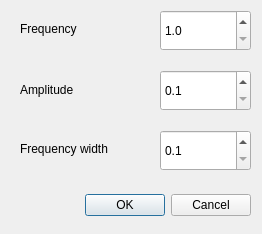
Before: the Qt Designer form resources/periodic_input.ui in Farzin-Negahbani/NeNa_aperiodic_GUI, drawn with Qt 5.
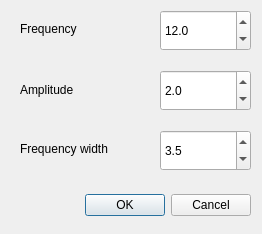
After: the same form once the commit is applied.

```diff
--- a/resources/periodic_input.ui
+++ b/resources/periodic_input.ui
@@ -44,6 +44,9 @@
    <property name="minimum">
     <double>1.000000000000000</double>
    </property>
+   <property name="value">
+    <double>12.000000000000000</double>
+   </property>
   </widget>
   <widget class="QDoubleSpinBox" name="amp_spinBox">
    <property name="geometry">
@@ -60,6 +63,12 @@
    <property name="minimum">
     <double>0.100000000000000</double>
    </property>
+   <property name="singleStep">
+    <double>0.500000000000000</double>
+   </property>
+   <property name="value">
+    <double>2.000000000000000</double>
+   </property>
   </widget>
   <widget class="QDoubleSpinBox" name="freq_width_spinBox">
    <property name="geometry">
@@ -76,6 +85,12 @@
    <property name="minimum">
     <double>0.100000000000000</double>
    </property>
+   <property name="singleStep">
+    <double>0.500000000000000</double>
+   </property>
+   <property name="value">
+    <double>3.500000000000000</double>
+   </property>
   </widget>
   <widget class="QLabel" name="label">
    <property name="geometry">
```
